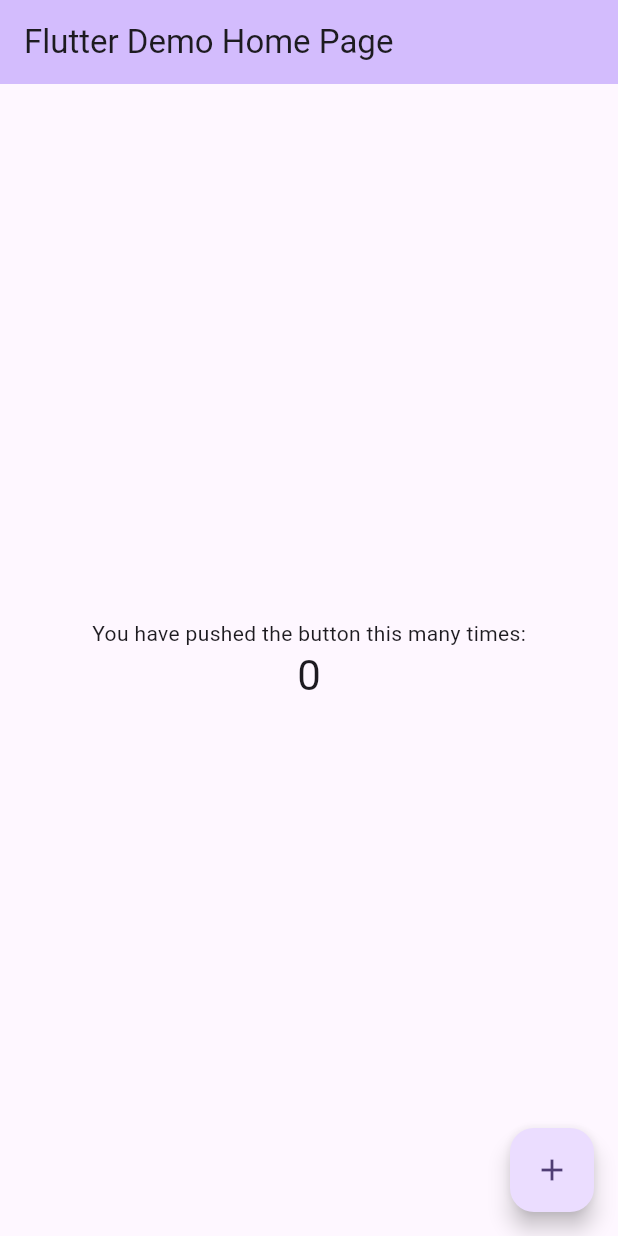
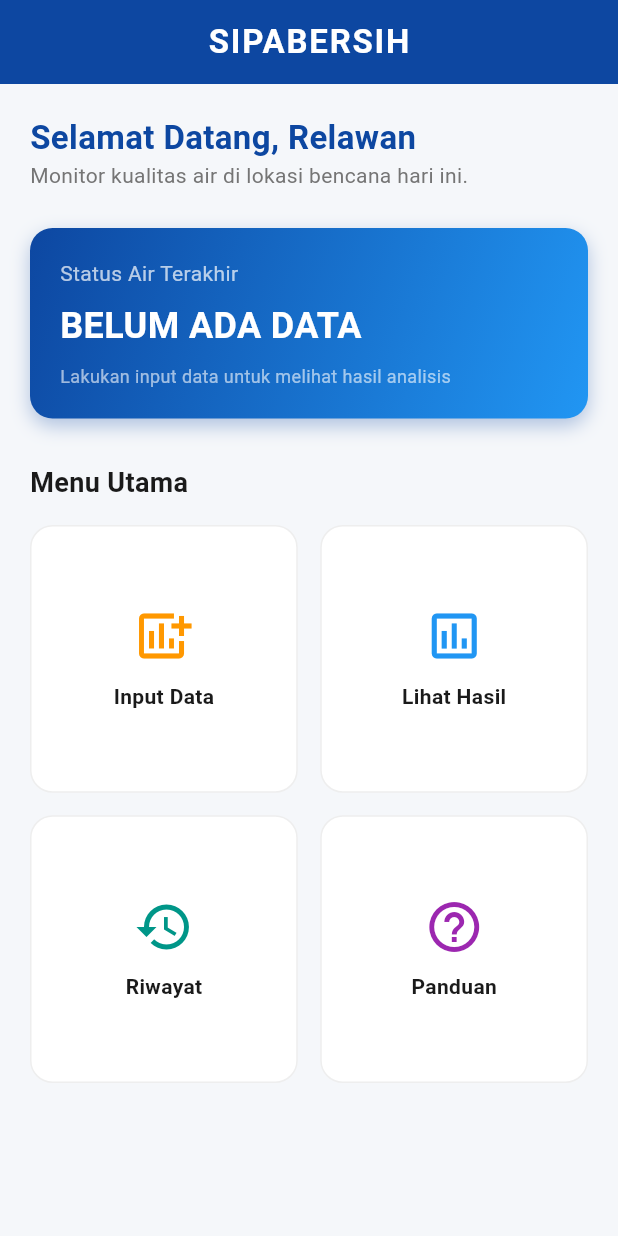
Before and after one commit to mdhrarrf/sipabersih, a Flutter app: the screen it shows after launch, on a phone screen of 412 x 824 dp. Run offline on Flutter 3.47's test engine with Material 3 defaults, Android fonts, the phone set to English and light mode, and no system bars.

Commit message:
home screen

```diff
--- a/lib/main.dart
+++ b/lib/main.dart
@@ -1,122 +1,31 @@
 import 'package:flutter/material.dart';
+import 'screens/home_screen.dart';
+import 'utils/constants.dart';
 
 void main() {
-  runApp(const MyApp());
+  runApp(const SipabersihApp());
 }
 
-class MyApp extends StatelessWidget {
-  const MyApp({super.key});
+class SipabersihApp extends StatelessWidget {
+  const SipabersihApp({super.key});
 
-  // This widget is the root of your application.
   @override
   Widget build(BuildContext context) {
     return MaterialApp(
-      title: 'Flutter Demo',
+      title: 'SIPABERSIH',
+      debugShowCheckedModeBanner: false,
       theme: ThemeData(
-        // This is the theme of your application.
-        //
-        // TRY THIS: Try running your application with "flutter run". You'll see
-        // the application has a purple toolbar. Then, without quitting the app,
-        // try changing the seedColor in the colorScheme below to Colors.green
-        // and then invoke "hot reload" (save your changes or press the "hot
-        // reload" button in a Flutter-supported IDE, or press "r" if you used
-        // the command line to start the app).
-        //
-        // Notice that the counter didn't reset back to zero; the application
-        // state is not lost during the reload. To reset the state, use hot
-        // restart instead.
-        //
-        // This works for code too, not just values: Most code changes can be
-        // tested with just a hot reload.
-        colorScheme: .fromSeed(seedColor: Colors.deepPurple),
+        useMaterial3: true,
+        colorSchemeSeed: AppColors.primaryBlue,
+        scaffoldBackgroundColor: AppColors.backgroundGray,
+        appBarTheme: const AppBarTheme(
+          backgroundColor: AppColors.primaryBlue,
+          foregroundColor: Colors.white,
+          elevation: 0,
+          centerTitle: true,
+        ),
       ),
-      home: const MyHomePage(title: 'Flutter Demo Home Page'),
+      home: const HomeScreen(),
     );
   }
 }
-
-class MyHomePage extends StatefulWidget {
-  const MyHomePage({super.key, required this.title});
-
-  // This widget is the home page of your application. It is stateful, meaning
-  // that it has a State object (defined below) that contains fields that affect
-  // how it looks.
-
-  // This class is the configuration for the state. It holds the values (in this
-  // case the title) provided by the parent (in this case the App widget) and
-  // used by the build method of the State. Fields in a Widget subclass are
-  // always marked "final".
-
-  final String title;
-
-  @override
-  State<MyHomePage> createState() => _MyHomePageState();
-}
-
-class _MyHomePageState extends State<MyHomePage> {
-  int _counter = 0;
-
-  void _incrementCounter() {
-    setState(() {
-      // This call to setState tells the Flutter framework that something has
-      // changed in this State, which causes it to rerun the build method below
-      // so that the display can reflect the updated values. If we changed
-      // _counter without calling setState(), then the build method would not be
-      // called again, and so nothing would appear to happen.
-      _counter++;
-    });
-  }
-
-  @override
-  Widget build(BuildContext context) {
-    // This method is rerun every time setState is called, for instance as done
-    // by the _incrementCounter method above.
-    //
-    // The Flutter framework has been optimized to make rerunning build methods
-    // fast, so that you can just rebuild anything that needs updating rather
-    // than having to individually change instances of widgets.
-    return Scaffold(
-      appBar: AppBar(
-        // TRY THIS: Try changing the color here to a specific color (to
-        // Colors.amber, perhaps?) and trigger a hot reload to see the AppBar
-        // change color while the other colors stay the same.
-        backgroundColor: Theme.of(context).colorScheme.inversePrimary,
-        // Here we take the value from the MyHomePage object that was created by
-        // the App.build method, and use it to set our appbar title.
-        title: Text(widget.title),
-      ),
-      body: Center(
-        // Center is a layout widget. It takes a single child and positions it
-        // in the middle of the parent.
-        child: Column(
-          // Column is also a layout widget. It takes a list of children and
-          // arranges them vertically. By default, it sizes itself to fit its
-          // children horizontally, and tries to be as tall as its parent.
-          //
-          // Column has various properties to control how it sizes itself and
-          // how it positions its children. Here we use mainAxisAlignment to
-          // center the children vertically; the main axis here is the vertical
-          // axis because Columns are vertical (the cross axis would be
-          // horizontal).
-          //
-          // TRY THIS: Invoke "debug painting" (choose the "Toggle Debug Paint"
-          // action in the IDE, or press "p" in the console), to see the
-          // wireframe for each widget.
-          mainAxisAlignment: .center,
-          children: [
-            const Text('You have pushed the button this many times:'),
-            Text(
-              '$_counter',
-              style: Theme.of(context).textTheme.headlineMedium,
-            ),
-          ],
-        ),
-      ),
-      floatingActionButton: FloatingActionButton(
-        onPressed: _incrementCounter,
-        tooltip: 'Increment',
-        child: const Icon(Icons.add),
-      ),
-    );
-  }
-}
--- /dev/null
+++ b/lib/screens/home_screen.dart
@@ -0,0 +1,129 @@
+import 'package:flutter/material.dart';
+import '../utils/constants.dart';
+
+class HomeScreen extends StatelessWidget {
+  const HomeScreen({super.key});
+
+  @override
+  Widget build(BuildContext context) {
+    return Scaffold(
+      appBar: AppBar(
+        title: const Text(
+          'SIPABERSIH',
+          style: TextStyle(fontWeight: FontWeight.bold, letterSpacing: 1.2),
+        ),
+      ),
+      body: SingleChildScrollView(
+        padding: const EdgeInsets.all(20.0),
+        child: Column(
+          crossAxisAlignment: CrossAxisAlignment.start,
+          children: [
+            _buildHeader(),
+            const SizedBox(height: 25),
+            _buildStatusCard(),
+            const SizedBox(height: 30),
+            const Text(
+              "Menu Utama",
+              style: TextStyle(fontSize: 18, fontWeight: FontWeight.bold, color: AppColors.textDark),
+            ),
+            const SizedBox(height: 15),
+            _buildMenuGrid(context),
+          ],
+        ),
+      ),
+    );
+  }
+
+  Widget _buildHeader() {
+    return Column(
+      crossAxisAlignment: CrossAxisAlignment.start,
+      children: const [
+        Text(
+          "Selamat Datang, Relawan",
+          style: TextStyle(fontSize: 22, fontWeight: FontWeight.bold, color: AppColors.primaryBlue),
+        ),
+        Text(
+          "Monitor kualitas air di lokasi bencana hari ini.",
+          style: TextStyle(fontSize: 14, color: AppColors.textLight),
+        ),
+      ],
+    );
+  }
+
+  Widget _buildStatusCard() {
+    return Container(
+      width: double.infinity,
+      padding: const EdgeInsets.all(20),
+      decoration: BoxDecoration(
+        gradient: const LinearGradient(
+          colors: [AppColors.primaryBlue, AppColors.secondaryBlue],
+          begin: Alignment.topLeft,
+          end: Alignment.bottomRight,
+        ),
+        borderRadius: BorderRadius.circular(15),
+        boxShadow: [
+          BoxShadow(
+            color: AppColors.primaryBlue.withOpacity(0.3),
+            blurRadius: 10,
+            offset: const Offset(0, 5),
+          ),
+        ],
+      ),
+      child: Column(
+        crossAxisAlignment: CrossAxisAlignment.start,
+        children: const [
+          Text("Status Air Terakhir", style: TextStyle(color: Colors.white70, fontSize: 14)),
+          SizedBox(height: 8),
+          Text(
+            "BELUM ADA DATA",
+            style: TextStyle(color: Colors.white, fontSize: 24, fontWeight: FontWeight.bold),
+          ),
+          SizedBox(height: 8),
+          Text("Lakukan input data untuk melihat hasil analisis", style: TextStyle(color: Colors.white60, fontSize: 12)),
+        ],
+      ),
+    );
+  }
+
+  Widget _buildMenuGrid(BuildContext context) {
+    return GridView.count(
+      shrinkWrap: true,
+      physics: const NeverScrollableScrollPhysics(),
+      crossAxisCount: 2,
+      crossAxisSpacing: 15,
+      mainAxisSpacing: 15,
+      children: [
+        _buildMenuCard(context, "Input Data", Icons.add_chart, Colors.orange),
+        _buildMenuCard(context, "Lihat Hasil", Icons.assessment_outlined, Colors.blue),
+        _buildMenuCard(context, "Riwayat", Icons.history, Colors.teal),
+        _buildMenuCard(context, "Panduan", Icons.help_outline, Colors.purple),
+      ],
+    );
+  }
+
+  Widget _buildMenuCard(BuildContext context, String title, IconData icon, Color color) {
+    return InkWell(
+      onTap: () {
+        // Navigasi akan kita buat di Step berikutnya
+        ScaffoldMessenger.of(context).showSnackBar(
+          SnackBar(content: Text("Fitur $title segera hadir")),
+        );
+      },
+      child: Container(
+        decoration: BoxDecoration(
+          color: Colors.white,
+          borderRadius: BorderRadius.circular(15),
+          border: Border.all(color: Colors.grey.shade200),
+        ),
+        child: Column(
+          mainAxisAlignment: MainAxisAlignment.center,
+          children: [
+            Icon(icon, size: 40, color: color),
+            const SizedBox(height: 10),
+            Text(title, style: const TextStyle(fontWeight: FontWeight.w600, color: AppColors.textDark)),
+          ],
+        ),
+      ),
+    );
+  }
+}
--- /dev/null
+++ b/lib/utils/constants.dart
@@ -0,0 +1,11 @@
+import 'package:flutter/material.dart';
+
+class AppColors {
+  static const Color primaryBlue = Color(0xFF0D47A1); // Deep Water Blue
+  static const Color secondaryBlue = Color(0xFF2196F3);
+  static const Color healthGreen = Color(0xFF2E7D32); // Health/Safe Green
+  static const Color backgroundGray = Color(0xFFF5F7FA);
+  static const Color surfaceWhite = Colors.white;
+  static const Color textDark = Color(0xFF1A1A1A);
+  static const Color textLight = Color(0xFF757575);
+}
```
Also changed, not shown: 1 other file.
